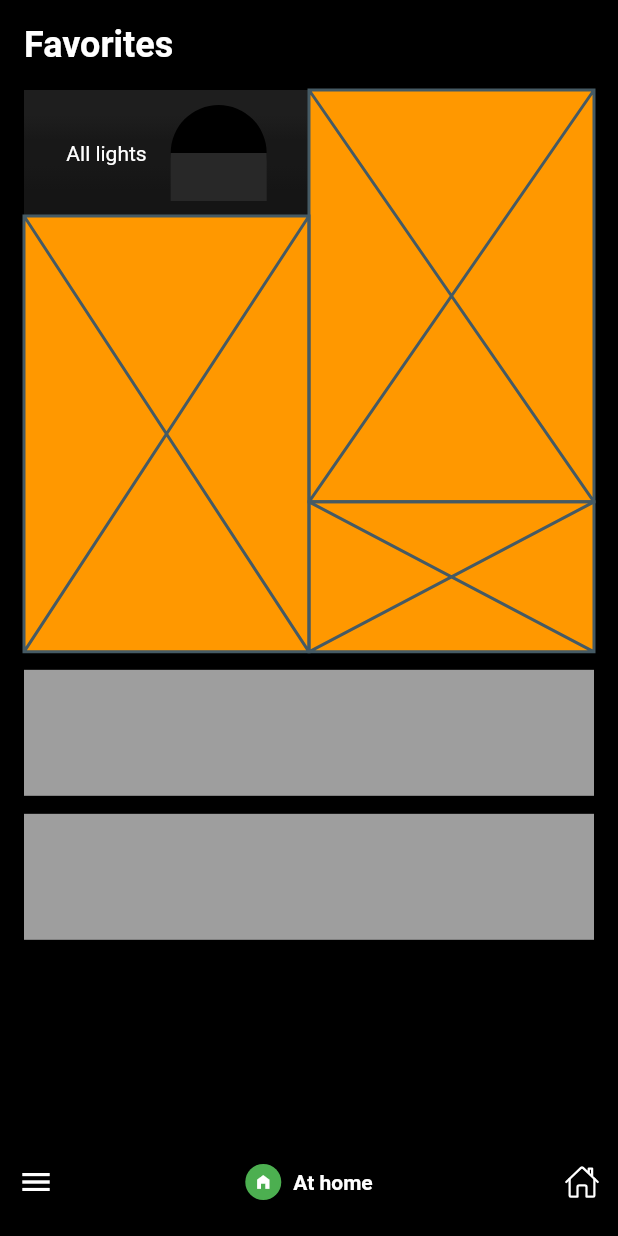
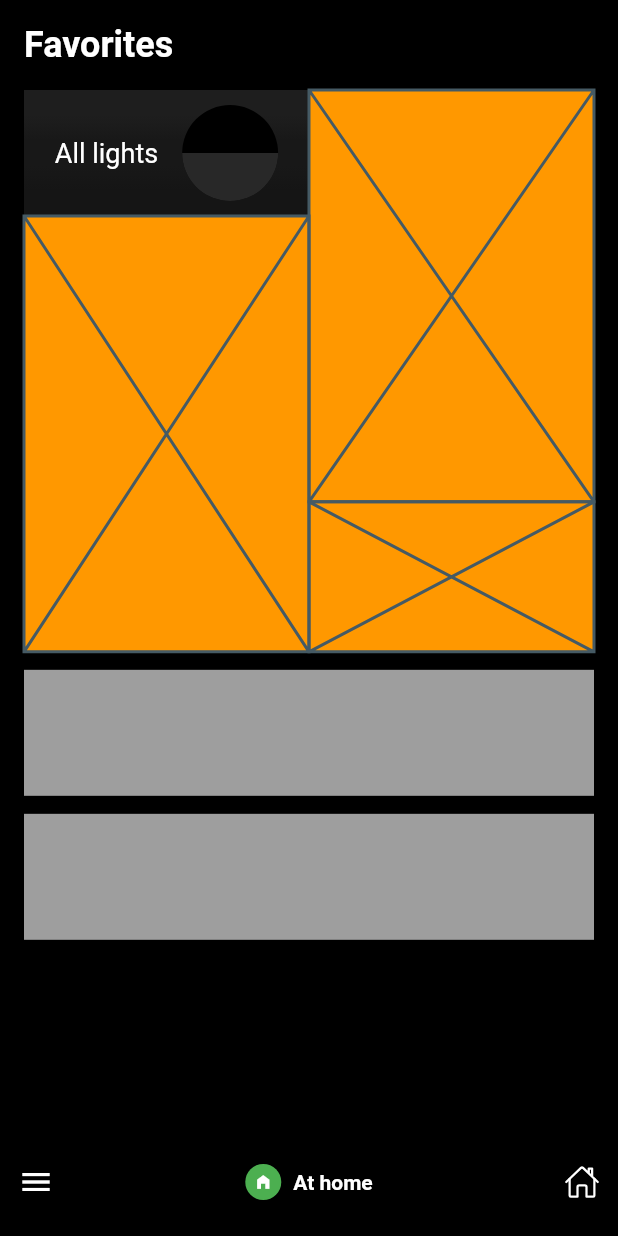
Before and after one commit to JAICHANGPARK/flutter_notebook_chapter_24, a Flutter app: the HomeAssistantMainPage screen opened directly, on a phone screen of 412 x 824 dp. Run offline on Flutter 3.47's test engine with Material 2 defaults, Android fonts, the phone set to English and light mode, and no system bars; our stand-ins replace flutter_riverpod, freezed_annotation, ionicons; missing offline and left inert: crypto_font_icons.

Commit message:
Update home_assistant_main_page.dart

```diff
--- a/lib/ep1361_home_assistant_app/view/home_assistant_main_page.dart
+++ b/lib/ep1361_home_assistant_app/view/home_assistant_main_page.dart
@@ -59,6 +59,7 @@ class _HomeAssistantMainPageState extends State<HomeAssistantMainPage> {
                                   "All lights",
                                   style: TextStyle(
                                     color: Colors.white,
+                                    fontSize: 18,
                                   ),
                                 ),
                                 Container(
@@ -74,7 +75,12 @@ class _HomeAssistantMainPageState extends State<HomeAssistantMainPage> {
                                       Expanded(child: Container()),
                                       Expanded(
                                         child: Container(
-                                          color: Color.fromRGBO(40, 40, 40, 1),
+                                          decoration: BoxDecoration(
+                                              color: Color.fromRGBO(40, 40, 40, 1),
+                                              borderRadius: BorderRadius.only(
+                                                bottomRight: Radius.circular(36),
+                                                bottomLeft: Radius.circular(36),
+                                              )),
                                         ),
                                       ),
                                     ],
```
